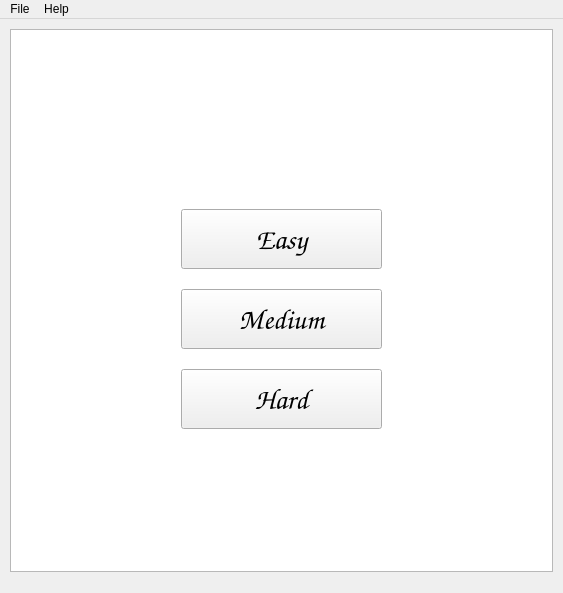
Old version of the form Ventana.ui in the repository vialrogo/chesstrainer-ia.
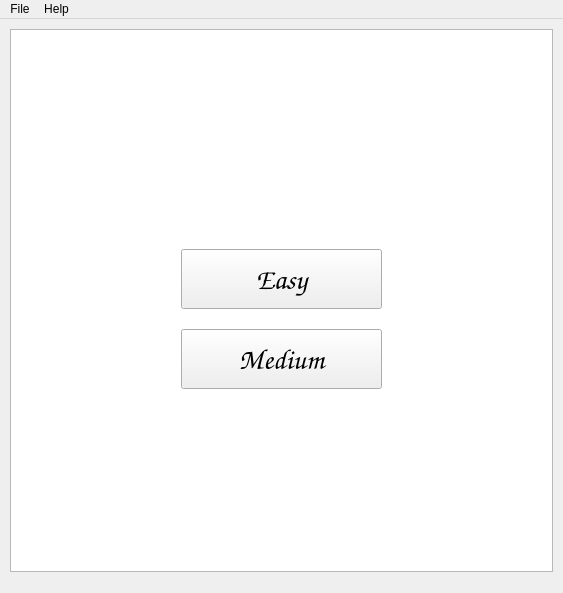
New version of the form.

Commit message: Se quita la opción Hard

What changed in the file:
```diff
--- a/Ventana.ui
+++ b/Ventana.ui
@@ -40,7 +40,7 @@
     <property name="geometry">
      <rect>
       <x>181</x>
-      <y>190</y>
+      <y>230</y>
       <width>201</width>
       <height>60</height>
      </rect>
@@ -55,30 +55,11 @@
      <string>Easy</string>
     </property>
    </widget>
-   <widget class="QPushButton" name="pushButtonHard">
-    <property name="geometry">
-     <rect>
-      <x>181</x>
-      <y>350</y>
-      <width>201</width>
-      <height>60</height>
-     </rect>
-    </property>
-    <property name="font">
-     <font>
-      <family>Comic Sans MS</family>
-      <pointsize>22</pointsize>
-     </font>
-    </property>
-    <property name="text">
-     <string>Hard</string>
-    </property>
-   </widget>
    <widget class="QPushButton" name="pushButtonMedium">
     <property name="geometry">
      <rect>
       <x>181</x>
-      <y>270</y>
+      <y>310</y>
       <width>201</width>
       <height>60</height>
      </rect>
```
The commit also changes 2 other files.
